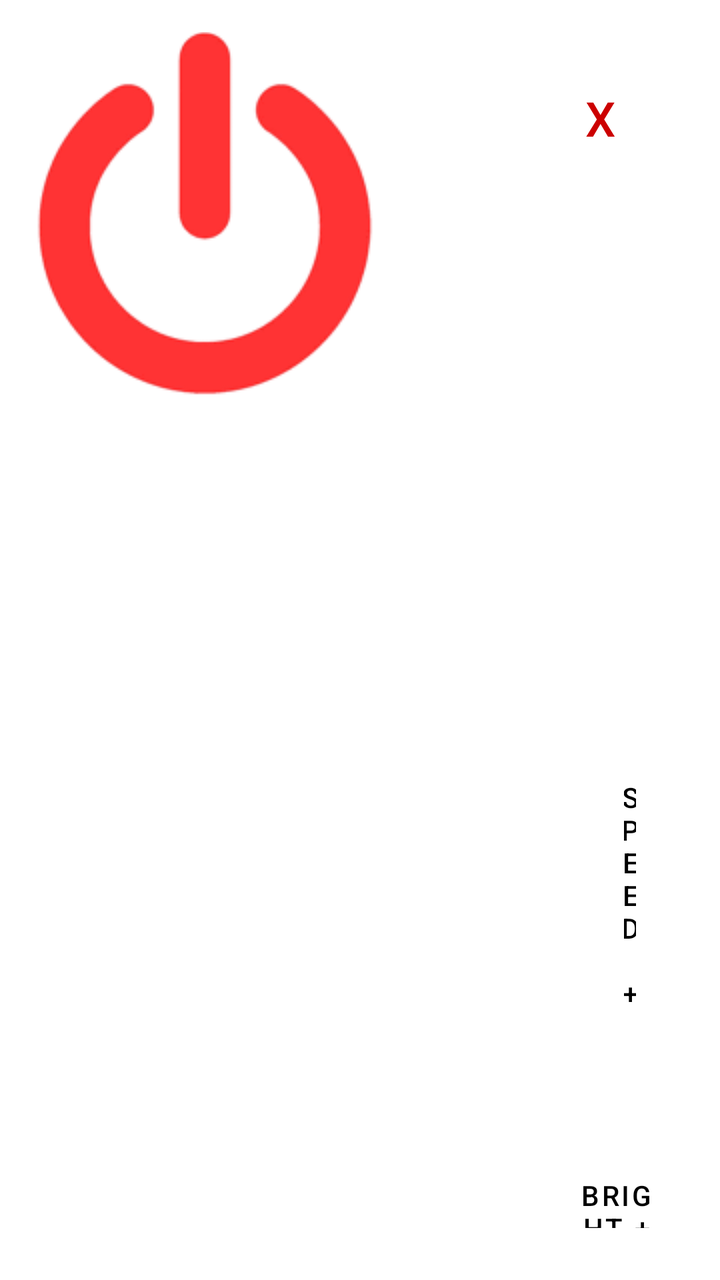
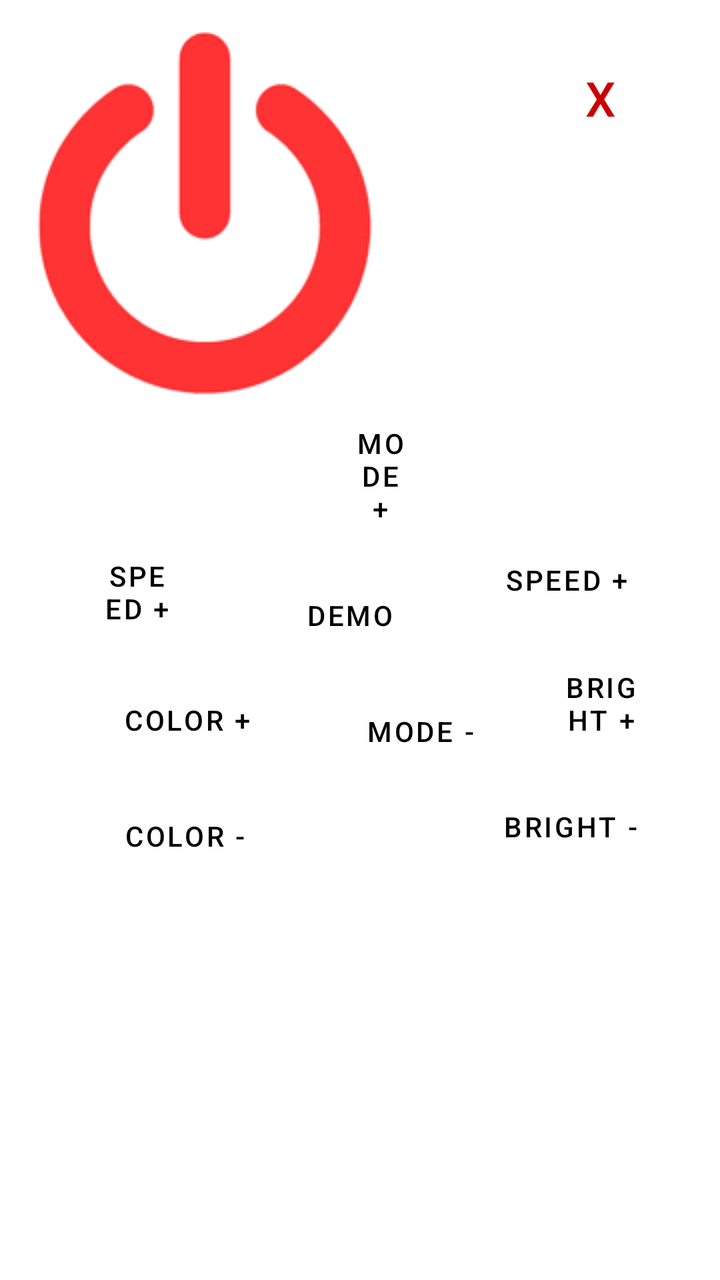

Two renders of the same Android screen: before a commit and after it. Below are the layout's source before the change and the commit's diff.
<!-- AndroidManifest.xml: application theme Theme.MyMiata -->
<!-- res/layout/activity_ir_remote.xml -->
<?xml version="1.0" encoding="utf-8"?>
<RelativeLayout xmlns:android="http://schemas.android.com/apk/res/android"
    xmlns:tools="http://schemas.android.com/tools"
    android:layout_width="match_parent"
    android:layout_height="match_parent"
    android:padding="16dp"
    tools:context=".IRRemoteActivity">

    <ImageButton
        android:id="@+id/button_power"
        android:layout_width="175dp"
        android:layout_height="183dp"
        android:background="?android:selectableItemBackground"
        android:contentDescription="@string/button_power"
        android:src="@drawable/button_power" />

    <Button
        android:id="@+id/button_speed_plus"
        android:layout_width="wrap_content"
        android:layout_height="wrap_content"
        android:layout_alignParentTop="true"
        android:layout_alignParentEnd="true"
        android:layout_marginStart="192dp"
        android:layout_marginTop="363dp"
        android:layout_marginEnd="10dp"
        android:layout_toEndOf="@+id/button_demo"
        android:background="?android:selectableItemBackground"
        android:contentDescription="@string/button_speed_plus"
        android:text="@string/button_speed_plus" />

    <Button
        android:id="@+id/button_mode_plus"
        android:layout_width="wrap_content"
        android:layout_height="wrap_content"
        android:text="@string/button_mode_plus"
        android:layout_toEndOf="@id/button_mode_plus"
        android:layout_below="@id/button_power"
        android:layout_marginStart="16dp"
        android:background="?android:selectableItemBackground"
        android:contentDescription="@string/button_mode_plus" />

    <Button
        android:id="@+id/button_speed_minus"
        android:layout_width="64dp"
        android:layout_height="60dp"
        android:layout_below="@id/button_power"
        android:layout_marginStart="16dp"
        android:layout_marginTop="16dp"
        android:layout_toEndOf="@id/button_mode_plus"
        android:background="?android:selectableItemBackground"
        android:contentDescription="@string/button_speed_minus"
        android:text="@string/button_speed_minus" />

    

    

    <Button
        android:id="@+id/button_color_plus"
        android:layout_width="wrap_content"
        android:layout_height="wrap_content"
        android:layout_alignParentTop="true"
        android:layout_marginStart="16dp"
        android:layout_marginTop="313dp"
        android:layout_marginEnd="121dp"
        android:layout_toStartOf="@+id/button_demo"
        android:background="?android:selectableItemBackground"
        android:contentDescription="@string/button_color_plus"
        android:text="@string/button_color_plus"
        tools:ignore="RelativeOverlap" />

    <Button
        android:id="@+id/button_demo"
        android:layout_width="wrap_content"
        android:layout_height="wrap_content"
        android:layout_below="@id/button_mode_plus"
        android:layout_marginTop="371dp"
        android:background="?android:selectableItemBackground"
        android:contentDescription="@string/button_demo"
        android:text="@string/button_demo" />

    <Button
        android:id="@+id/button_mode_minus"
        android:layout_width="wrap_content"
        android:layout_height="wrap_content"
        android:layout_below="@+id/button_demo"
        android:layout_alignParentStart="true"
        android:layout_marginStart="110dp"
        android:layout_marginTop="107dp"
        android:background="?android:selectableItemBackground"
        android:contentDescription="@string/button_mode_minus"
        android:text="@string/button_mode_minus" />

    <Button
        android:id="@+id/button_color_minus"
        android:layout_width="wrap_content"
        android:layout_height="wrap_content"
        android:layout_below="@id/button_color_plus"
        android:layout_alignParentStart="true"
        android:layout_marginStart="34dp"
        android:layout_marginTop="408dp"
        android:background="?android:selectableItemBackground"
        android:contentDescription="@string/button_color_minus"
        android:text="@string/button_color_minus"
        tools:ignore="ImageContrastCheck" />

    <Button
        android:id="@+id/button_bright_plus"
        android:layout_width="123dp"
        android:layout_height="46dp"
        android:layout_below="@+id/button_speed_plus"
        android:layout_marginStart="58dp"
        android:layout_marginTop="62dp"
        android:layout_toEndOf="@+id/button_mode_minus"
        android:background="?android:selectableItemBackground"
        android:contentDescription="@string/button_bright_plus"
        android:text="@string/button_bright_plus" />

    <Button
        android:id="@+id/button_bright_minus"
        android:layout_width="wrap_content"
        android:layout_height="wrap_content"
        android:layout_below="@+id/button_bright_plus"
        android:layout_alignParentEnd="true"
        android:layout_marginTop="52dp"
        android:layout_marginEnd="9dp"
        android:background="?android:selectableItemBackground"
        android:contentDescription="@string/button_bright_minus"
        android:text="@string/button_bright_minus" />

    <Button
        android:id="@+id/button_back"
        android:layout_width="wrap_content"
        android:layout_height="66dp"
        android:layout_alignParentTop="true"
        android:layout_alignParentEnd="true"
        android:layout_marginTop="10dp"
        android:layout_marginEnd="0dp"
        android:background="?android:selectableItemBackground"
        android:contentDescription="@string/button_back"
        android:text="@string/x"
        android:textColor="@android:color/holo_red_dark"
        android:textSize="24sp"
        tools:ignore="RelativeOverlap,TouchTargetSizeCheck" />

</RelativeLayout>
<!-- resources referenced by this layout -->
<resources>
  <!-- drawable button_power: png bitmap (drawable, 3488 bytes) -->
  <string name="button_back">Back</string>
  <string name="button_bright_minus">Bright -</string>
  <string name="button_bright_plus">Bright +</string>
  <string name="button_color_minus">Color -</string>
  <string name="button_color_plus">Color +</string>
  <string name="button_demo">Demo</string>
  <string name="button_mode_minus">Mode -</string>
  <string name="button_mode_plus">Mode +</string>
  <string name="button_power">Power</string>
  <string name="button_speed_minus">Speed +</string>
  <string name="button_speed_plus">Speed +</string>
  <string name="x">X</string>
  <style name="Theme.MyMiata" parent="Theme.MaterialComponents.DayNight.DarkActionBar">
          
          <item name="colorPrimary">@color/teal_200</item>
          <item name="colorPrimaryVariant">@color/teal_700</item>
          <item name="colorOnPrimary">@color/black</item>
          <item name="colorSecondary">@color/teal_200</item>
          <item name="colorOnSecondary">@color/black</item>
          <item name="android:statusBarColor">@android:color/transparent</item>
          <item name="android:windowLightStatusBar">true</item>
          <item name="android:navigationBarColor">@android:color/white</item>
          <item name="android:windowBackground">@drawable/splash_screen</item>
      </style>
  <color name="teal_200">#FF03DAC5</color>
  <color name="teal_700">#FF018786</color>
  <color name="black">#FF000000</color>
  <!-- drawable splash_screen (drawable) -->
  <?xml version="1.0" encoding="utf-8"?>
  <layer-list xmlns:android="http://schemas.android.com/apk/res/android">
      <item android:drawable="@android:color/white" />
      <item>
          <bitmap
              android:gravity="center"
              android:src="@drawable/white" /> 
      </item>
  </layer-list>
  <!-- drawable white: jpg bitmap (drawable, 33329 bytes) -->
</resources>

<!-- the commit's change to res/layout/activity_ir_remote.xml (unified diff, before → after) -->
@@ -4,6 +4,7 @@
     android:layout_width="match_parent"
     android:layout_height="match_parent"
     android:padding="16dp"
+    android:visibility="visible"
     tools:context=".IRRemoteActivity">
 
     <ImageButton
@@ -12,61 +13,71 @@
         android:layout_height="183dp"
         android:background="?android:selectableItemBackground"
         android:contentDescription="@string/button_power"
-        android:src="@drawable/button_power" />
+        android:src="@drawable/button_power"
+        android:visibility="visible" />
 
     <Button
         android:id="@+id/button_speed_plus"
-        android:layout_width="wrap_content"
+        android:layout_width="101dp"
         android:layout_height="wrap_content"
         android:layout_alignParentTop="true"
         android:layout_alignParentEnd="true"
-        android:layout_marginStart="192dp"
-        android:layout_marginTop="363dp"
+        android:layout_marginTop="250dp"
         android:layout_marginEnd="10dp"
-        android:layout_toEndOf="@+id/button_demo"
         android:background="?android:selectableItemBackground"
         android:contentDescription="@string/button_speed_plus"
-        android:text="@string/button_speed_plus" />
+        android:text="@string/button_speed_plus"
+        android:visibility="visible" />
 
     <Button
         android:id="@+id/button_mode_plus"
         android:layout_width="wrap_content"
         android:layout_height="wrap_content"
+        android:layout_below="@id/button_power"
+        android:layout_alignParentStart="true"
+
+        android:layout_alignParentEnd="true"
+        android:layout_marginStart="145dp"
+        android:layout_marginTop="3dp"
+        android:layout_marginEnd="125dp"
+        android:background="?android:selectableItemBackground"
+        android:contentDescription="@string/button_mode_plus"
         android:text="@string/button_mode_plus"
-        android:layout_toEndOf="@id/button_mode_plus"
-        android:layout_below="@id/button_power"
-        android:layout_marginStart="16dp"
-        android:background="?android:selectableItemBackground"
-        android:contentDescription="@string/button_mode_plus" />
-
-    <Button
-        android:id="@+id/button_speed_minus"
-        android:layout_width="64dp"
-        android:layout_height="60dp"
-        android:layout_below="@id/button_power"
-        android:layout_marginStart="16dp"
-        android:layout_marginTop="16dp"
-        android:layout_toEndOf="@id/button_mode_plus"
-        android:background="?android:selectableItemBackground"
-        android:contentDescription="@string/button_speed_minus"
-        android:text="@string/button_speed_minus" />
+        android:visibility="visible" />
 
     
 
     
 
     <Button
+        android:id="@+id/button_speed_minus"
+        android:layout_width="64dp"
+        android:layout_height="60dp"
+        android:layout_alignParentStart="true"
+        android:layout_alignParentTop="true"
+        android:layout_marginStart="20dp"
+        android:layout_marginTop="250dp"
+        android:layout_marginEnd="30dp"
+        android:layout_toStartOf="@+id/button_demo"
+        android:background="?android:selectableItemBackground"
+        android:contentDescription="@string/button_speed_minus"
+        android:text="@string/button_speed_minus"
+        android:visibility="visible" />
+
+    <Button
         android:id="@+id/button_color_plus"
         android:layout_width="wrap_content"
         android:layout_height="wrap_content"
+        android:layout_alignParentStart="true"
         android:layout_alignParentTop="true"
-        android:layout_marginStart="16dp"
-        android:layout_marginTop="313dp"
-        android:layout_marginEnd="121dp"
-        android:layout_toStartOf="@+id/button_demo"
+        android:layout_marginStart="25dp"
+        android:layout_marginTop="320dp"
+        android:layout_marginEnd="-130dp"
+        android:layout_toStartOf="@+id/button_mode_minus"
         android:background="?android:selectableItemBackground"
         android:contentDescription="@string/button_color_plus"
         android:text="@string/button_color_plus"
+        android:visibility="visible"
         tools:ignore="RelativeOverlap" />
 
     <Button
@@ -74,10 +85,13 @@
         android:layout_width="wrap_content"
         android:layout_height="wrap_content"
         android:layout_below="@id/button_mode_plus"
-        android:layout_marginTop="371dp"
+        android:layout_alignParentEnd="true"
+        android:layout_marginTop="10dp"
+        android:layout_marginEnd="125dp"
         android:background="?android:selectableItemBackground"
         android:contentDescription="@string/button_demo"
-        android:text="@string/button_demo" />
+        android:text="@string/button_demo"
+        android:visibility="visible" />
 
     <Button
         android:id="@+id/button_mode_minus"
@@ -85,11 +99,12 @@
         android:layout_height="wrap_content"
         android:layout_below="@+id/button_demo"
         android:layout_alignParentStart="true"
-        android:layout_marginStart="110dp"
-        android:layout_marginTop="107dp"
+        android:layout_marginStart="150dp"
+        android:layout_marginTop="10dp"
         android:background="?android:selectableItemBackground"
         android:contentDescription="@string/button_mode_minus"
-        android:text="@string/button_mode_minus" />
+        android:text="@string/button_mode_minus"
+        android:visibility="visible" />
 
     <Button
         android:id="@+id/button_color_minus"
@@ -97,24 +112,27 @@
         android:layout_height="wrap_content"
         android:layout_below="@id/button_color_plus"
         android:layout_alignParentStart="true"
-        android:layout_marginStart="34dp"
-        android:layout_marginTop="408dp"
+        android:layout_marginStart="30dp"
+        android:layout_marginTop="10dp"
         android:background="?android:selectableItemBackground"
         android:contentDescription="@string/button_color_minus"
         android:text="@string/button_color_minus"
-        tools:ignore="ImageContrastCheck" />
+        android:visibility="visible" />
 
     <Button
         android:id="@+id/button_bright_plus"
-        android:layout_width="123dp"
-        android:layout_height="46dp"
+        android:layout_width="120dp"
+        android:layout_height="wrap_content"
         android:layout_below="@+id/button_speed_plus"
-        android:layout_marginStart="58dp"
-        android:layout_marginTop="62dp"
+        android:layout_alignParentEnd="true"
+        android:layout_marginStart="8dp"
+        android:layout_marginTop="10dp"
+        android:layout_marginEnd="5dp"
         android:layout_toEndOf="@+id/button_mode_minus"
         android:background="?android:selectableItemBackground"
         android:contentDescription="@string/button_bright_plus"
-        android:text="@string/button_bright_plus" />
+        android:text="@string/button_bright_plus"
+        android:visibility="visible" />
 
     <Button
         android:id="@+id/button_bright_minus"
@@ -122,11 +140,12 @@
         android:layout_height="wrap_content"
         android:layout_below="@+id/button_bright_plus"
         android:layout_alignParentEnd="true"
-        android:layout_marginTop="52dp"
+        android:layout_marginTop="10dp"
         android:layout_marginEnd="9dp"
         android:background="?android:selectableItemBackground"
         android:contentDescription="@string/button_bright_minus"
-        android:text="@string/button_bright_minus" />
+        android:text="@string/button_bright_minus"
+        android:visibility="visible" />
 
     <Button
         android:id="@+id/button_back"
@@ -134,13 +153,14 @@
         android:layout_height="66dp"
         android:layout_alignParentTop="true"
         android:layout_alignParentEnd="true"
-        android:layout_marginTop="10dp"
+        android:layout_marginTop="0dp"
         android:layout_marginEnd="0dp"
         android:background="?android:selectableItemBackground"
         android:contentDescription="@string/button_back"
         android:text="@string/x"
         android:textColor="@android:color/holo_red_dark"
         android:textSize="24sp"
+        android:visibility="visible"
         tools:ignore="RelativeOverlap,TouchTargetSizeCheck" />
 
 </RelativeLayout>
